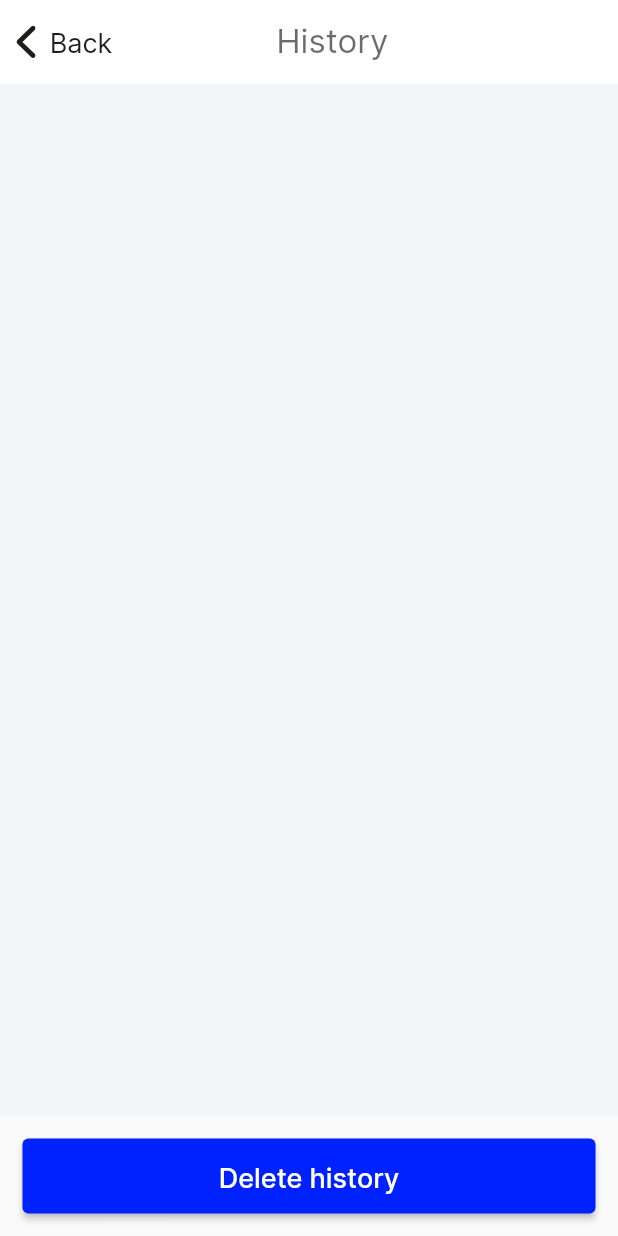
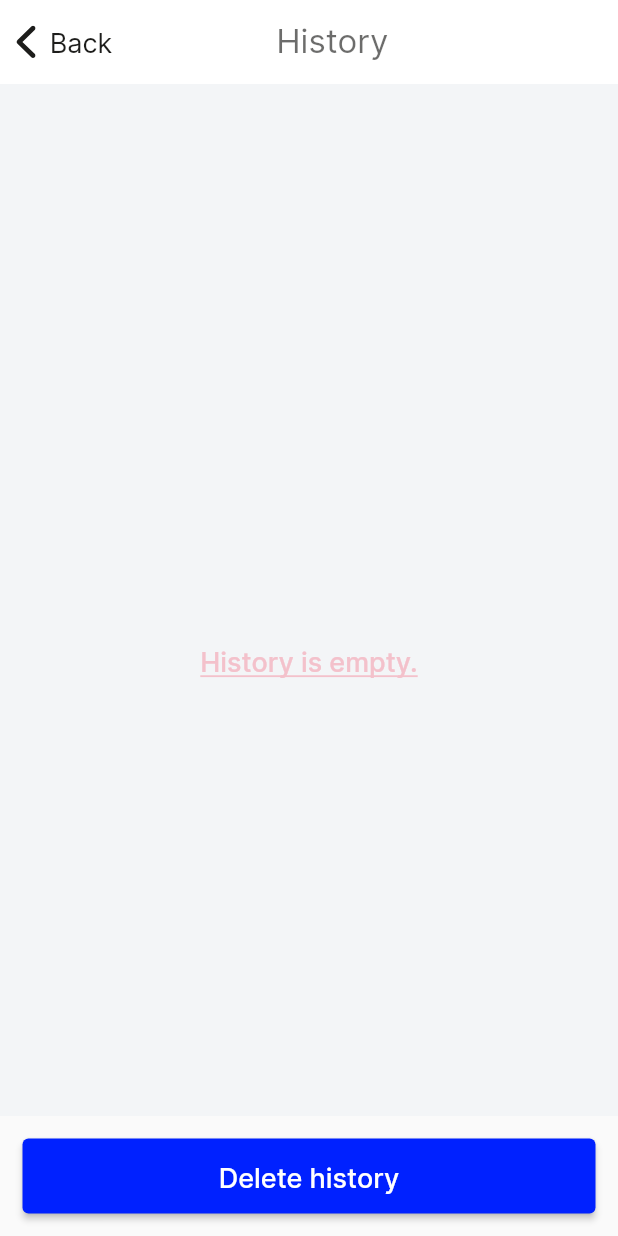
Before and after one commit to 88888888oleg/cats, a Flutter app: the screen it shows after launch, after a tap on an icon or button, on a phone screen of 412 x 824 dp. Run offline on Flutter 3.47's test engine with Material 2 defaults, Android fonts, the phone set to English and light mode, and no system bars; our stand-ins replace bloc_concurrency, dio, easy_localization, either_dart, equatable, flutter_bloc and 5 more; accounts and stored records are empty; generated files the repository leaves out were written again; network calls fail.

Commit message:
feat: code clean up [CATS-002] (#2)
Co-authored-by: mpxn <r.mpx.dr@gmail.com>

```diff
--- /dev/null
+++ b/lib/features/cat_page/api/api_client.dart
@@ -0,0 +1,16 @@
+import 'package:cats/config/urls/api_path.dart';
+import 'package:cats/features/cat_page/api/cat_fact_api.dart';
+import 'package:dio/dio.dart';
+
+abstract class ApiClient {
+  static CatFactApi catFactsApiClient() {
+    return CatFactApi(
+      Dio(
+        BaseOptions(
+          contentType: "application/json",
+          baseUrl: ApiPath.catsFactsUrl,
+        ),
+      ),
+    );
+  }
+}
--- a/lib/features/cat_page/repository/find_cats_repository.dart
+++ b/lib/features/cat_page/repository/find_cats_repository.dart
@@ -1,24 +1,13 @@
-import 'package:cats/config/urls/api_path.dart';
-import 'package:cats/features/cat_page/api/cat_fact_api.dart';
+import 'package:cats/features/cat_page/api/api_client.dart';
 import 'package:cats/features/cat_page/model/cat_fact.dart';
 import 'package:cats/lang/gen/locale_keys.g.dart';
-import 'package:dio/dio.dart';
 import 'package:easy_localization/easy_localization.dart';
 import 'package:either_dart/either.dart';
 
 class FindCatsRepository {
-  final _client = CatFactApi(
-    Dio(
-      BaseOptions(
-        contentType: "application/json",
-        baseUrl: ApiPath.catsFactsUrl,
-      ),
-    ),
-  );
-
   Future<Either<String, CatFact>> findFact() async {
     try {
-      var facts = await _client.getFacts();
+      final facts = await ApiClient.catFactsApiClient().getFacts();
       return Right(facts);
     } catch (e) {
       return Left(LocaleKeys.load_failure_default.tr());
--- a/lib/features/cat_page/widgets/cat_fact_widget.dart
+++ b/lib/features/cat_page/widgets/cat_fact_widget.dart
@@ -28,7 +28,7 @@ class CatFactWidget extends StatelessWidget {
                 top: 15.0,
                 right: 15.0,
                 left: 15.0,
-                bottom: 65.0,
+                bottom: 75.0,
               ),
               child: Center(
                 child: Text(
--- a/lib/features/history_page/history_page.dart
+++ b/lib/features/history_page/history_page.dart
@@ -3,6 +3,7 @@ import 'package:cats/config/text_styles.dart';
 import 'package:cats/features/history_page/bloc/history_bloc.dart';
 import 'package:cats/features/history_page/repository/history_repository.dart';
 import 'package:cats/features/history_page/widgets/clear_button.dart';
+import 'package:cats/features/history_page/widgets/empty_history_widget.dart';
 import 'package:cats/features/widgets/app_bars/main_app_bar.dart';
 import 'package:cats/lang/gen/locale_keys.g.dart';
 import 'package:cats/utils/extensions/date_time_extension.dart';
@@ -43,31 +44,39 @@ class HistoryPage extends StatelessWidget {
                   );
                 },
                 loaded: (historyFacts) {
-                  return ListView.builder(
+                  return historyFacts.isEmpty
+                      ? const EmptyHistoryWidget()
+                      : ListView.builder(
                           shrinkWrap: true,
-                    padding: const EdgeInsets.symmetric(
-                      vertical: 6.0,
+                          padding: const EdgeInsets.only(
+                            top: 10.0,
+                            right: 10.0,
+                            left: 10.0,
+                            bottom: 75,
                           ),
                           itemCount: historyFacts.length,
                           itemBuilder: (context, index) {
                             return ListTile(
                               title: Text(
                                 '   ${index + 1}. ${historyFacts[index].text}',
-                          style:
-                              TextStyles.style16w400(Palette.eerieBlack, 1.2),
+                                style: TextStyles.style16w400(
+                                    Palette.eerieBlack, 1.2),
                               ),
                               subtitle: Text(
                                 historyFacts[index].date.formatDate(),
-                          style: TextStyles.style12w400ul(Palette.cadetGrey),
+                                style:
+                                    TextStyles.style12w400ul(Palette.cadetGrey),
                               ),
                             );
                           },
                         );
                 },
                 error: (error) {
-                  return Text(
+                  return Center(
+                    child: Text(
                       error,
                       style: TextStyles.style18w500ul(Palette.orchidPink),
+                    ),
                   );
                 },
               );
--- /dev/null
+++ b/lib/features/history_page/widgets/empty_history_widget.dart
@@ -0,0 +1,18 @@
+import 'package:cats/config/palette.dart';
+import 'package:cats/config/text_styles.dart';
+import 'package:cats/lang/gen/locale_keys.g.dart';
+import 'package:easy_localization/easy_localization.dart';
+import 'package:flutter/material.dart';
+
+class EmptyHistoryWidget extends StatelessWidget {
+  const EmptyHistoryWidget({Key? key}) : super(key: key);
+
+  @override
+  Widget build(BuildContext context) {
+    return  Center(
+      child: Text(LocaleKeys.history_page_empty_message.tr(),
+        style: TextStyles.style18w500ul(Palette.orchidPink),
+      ),
+    );
+  }
+}
--- a/lib/lang/en.json
+++ b/lib/lang/en.json
@@ -4,6 +4,7 @@
 	"button_text": "Get more cats...",
 	"cats_page_title": "Cats...",
 	"history_page_title": "History",
+	"history_page_empty_message": "History is empty.",
 	"history_page_button_title": "Delete history",
 	"loading_text": "Loading...",
 	"load_failure_default": "Something went wrong",
--- a/pubspec.yaml
+++ b/pubspec.yaml
@@ -33,7 +33,7 @@ dev_dependencies:
   flutter_gen_runner: ^5.2.0
   json_serializable: ^6.6.1
   freezed: ^2.3.2
-  retrofit_generator: '>=5.0.0 <6.0.0'
+  retrofit_generator: 6.0.0+1
   hive_generator: ^2.0.0
 
 flutter:
```
Also changed, not shown: lib/utils/extensions/date_time_extension.dart (+4 -4 lines), lib/lang/gen/codegen_loader.g.dart, lib/lang/gen/locale_keys.g.dart, pubspec.lock. Lines whose indentation alone changed are shown as unchanged.
